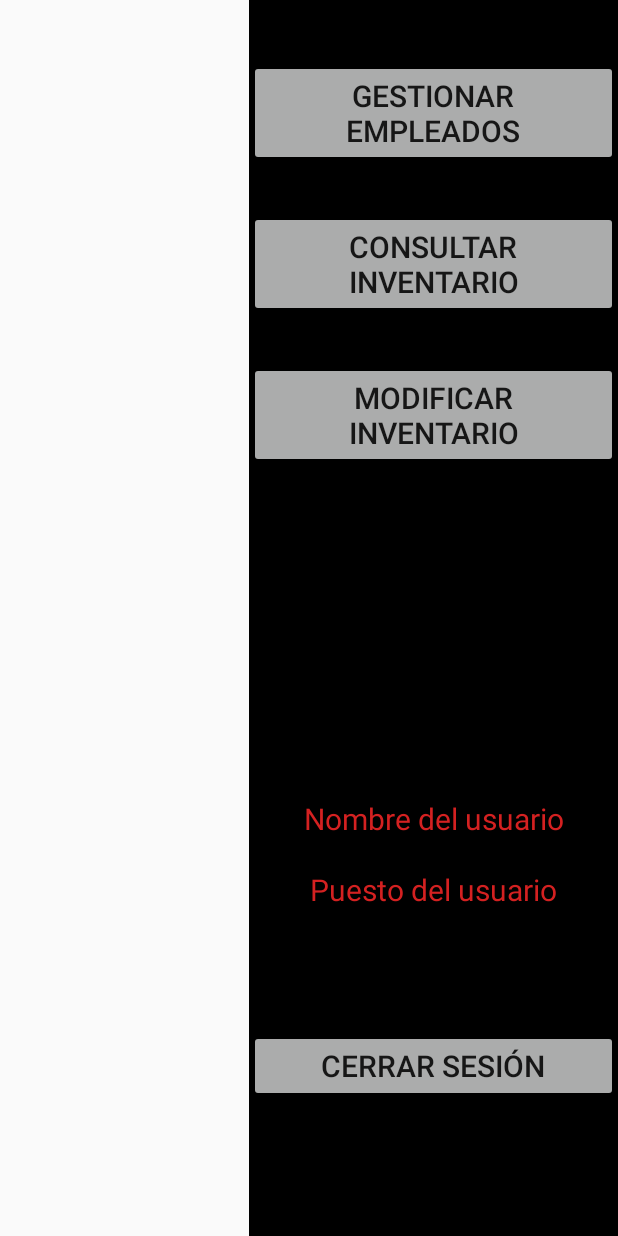
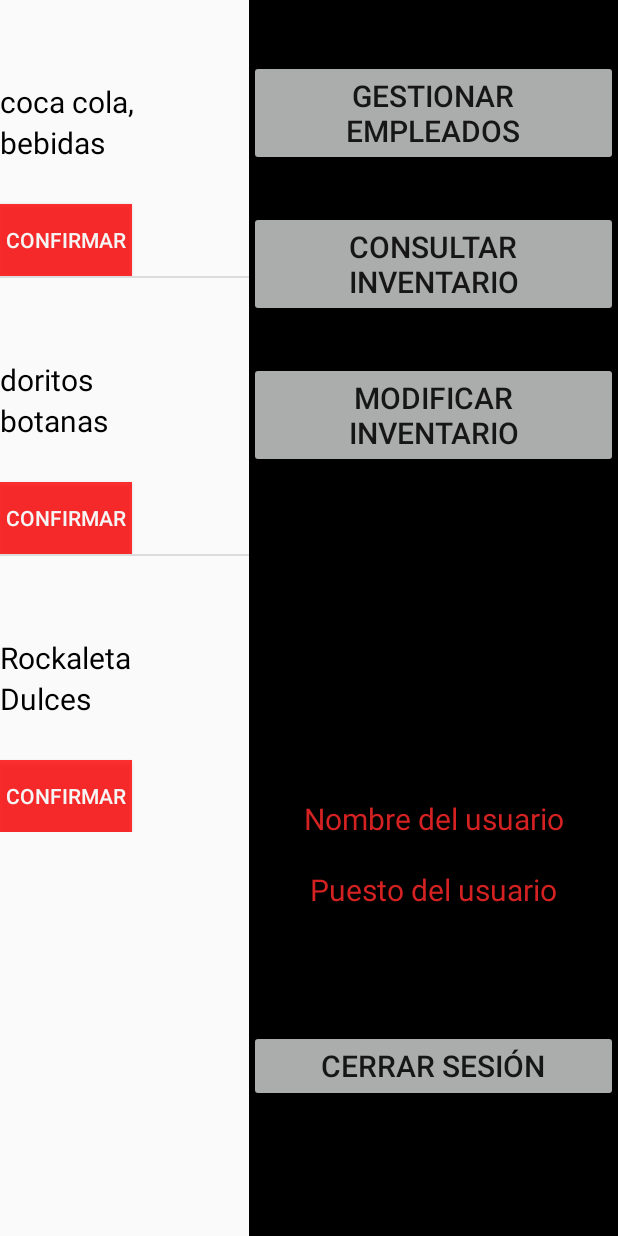
Before and after one commit to AdrianLeyva/CompraFacil, an Android app: the AdministradorActivity screen opened directly, with no data from a screen before it, on a phone screen of 412 x 824 dp. Run offline under Robolectric (Android 15) with nearby library versions, the phone set to English and light mode, and no system bars; 1 statement that could not run was skipped.

Commit message:
Actualización listView

```diff
--- a/app/src/main/java/comprafacil/myapp/root/comprafacil/AdministradorActivity.java
+++ b/app/src/main/java/comprafacil/myapp/root/comprafacil/AdministradorActivity.java
@@ -5,9 +5,17 @@ import android.os.Bundle;
 import android.view.Window;
 import android.view.WindowManager;
 import android.view.View;
+import android.widget.ListView;
+
+import java.util.ArrayList;
+
+import controller.AdapterListItemPedidos;
+import model.Producto;
 
 public class AdministradorActivity extends AppCompatActivity {
 
+    private AdapterListItemPedidos adapter;
+    private ListView list;
     @Override
     protected void onCreate(Bundle savedInstanceState) {
         super.onCreate(savedInstanceState);
@@ -15,10 +23,27 @@ public class AdministradorActivity extends AppCompatActivity {
         //Hacer la actividad FULLSCREEN
         this.requestWindowFeature(Window.FEATURE_NO_TITLE);
         getWindow().addFlags(WindowManager.LayoutParams.FLAG_FULLSCREEN);
+        setContentView(R.layout.activity_administrador);
 
-        setContentView(R.layout.activity_administrador);
+        //Inicializa el listView con los pedidos actuales
+        list = (ListView) findViewById(R.id.listView_Pedidos);
+        adapter = new AdapterListItemPedidos(this, getPedidos());
+        list.setAdapter(adapter);
+        adapter.notifyDataSetChanged();
     }
     public void cerrarSesion(View view){
         finish();
     }
+
+    public ArrayList<Producto> getPedidos(){
+        ArrayList<Producto> listaProductos = new ArrayList<>();
+        Producto pedido1 = new Producto("bebidas","coca cola,",2);
+        Producto pedido2 = new Producto("botanas","doritos",1);
+        Producto pedido3 = new Producto("Dulces","Rockaleta",4);
+        listaProductos.add(pedido1);
+        listaProductos.add(pedido2);
+        listaProductos.add(pedido3);
+
+        return listaProductos;
+    }
 }
--- /dev/null
+++ b/app/src/main/java/controller/AdapterListItemPedidos.java
@@ -0,0 +1,45 @@
+package controller;
+
+import android.app.Activity;
+import android.view.View;
+import android.view.ViewGroup;
+import android.widget.BaseAdapter;
+import java.util.ArrayList;
+
+import model.ListItemPedidos;
+import model.Producto;
+
+/**
+ * Created by leyva on 18/05/2016.
+ */
+public class AdapterListItemPedidos extends BaseAdapter {
+
+    private Activity activity;
+    private ArrayList<Producto> listaProductos;
+
+    public AdapterListItemPedidos(Activity activity, ArrayList<Producto> listaProductos){
+        this.activity = activity;
+        this.listaProductos = listaProductos;
+    }
+
+    @Override
+    public int getCount() {
+        return listaProductos.size();
+    }
+
+    @Override
+    public Object getItem(int position) {
+        return listaProductos.get(position);
+    }
+
+    @Override
+    public long getItemId(int position) {
+        return position;
+    }
+
+    @Override
+    public View getView(int position, View convertView, ViewGroup parent) {
+        ListItemPedidos listItemPedidos = new ListItemPedidos(activity, listaProductos.get(position));
+        return listItemPedidos;
+    }
+}
--- /dev/null
+++ b/app/src/main/java/model/ListItemPedidos.java
@@ -0,0 +1,42 @@
+package model;
+
+import android.content.Context;
+import android.widget.Button;
+import android.widget.LinearLayout;
+import android.view.LayoutInflater;
+import android.widget.TextView;
+
+import comprafacil.myapp.root.comprafacil.R;
+
+/**
+ * Created by leyva on 18/05/2016.
+ */
+public class ListItemPedidos extends LinearLayout {
+
+    private Producto producto;
+    private TextView textViewNombreProducto;
+    private TextView textViewCategoriaProducto;
+    private TextView textViewCantidadProductos;
+    private Button buttonConfirmar;
+
+    public ListItemPedidos(Context context, Producto producto) {
+        super(context);
+        this.producto = producto;
+        inicializar();
+    }
+
+    private void inicializar() {
+        String infService = Context.LAYOUT_INFLATER_SERVICE;
+        LayoutInflater li = (LayoutInflater) getContext().getSystemService(infService);
+        li.inflate(R.layout.list_item_pedidos, this, true);
+
+        textViewNombreProducto = (TextView) findViewById(R.id.textView_NombreProducto);
+        textViewCategoriaProducto = (TextView) findViewById(R.id.textView_CategoriaProducto);
+        textViewCantidadProductos = (TextView) findViewById(R.id.textView_CantidadProductos);
+        buttonConfirmar = (Button) findViewById(R.id.button_Confirmar);
+
+        textViewNombreProducto.setText(producto.getNombre());
+        textViewCategoriaProducto.setText(producto.getCategoria());
+        textViewCantidadProductos.setText(producto.getCantidad());
+    }
+}
--- a/app/src/main/java/model/Producto.java
+++ b/app/src/main/java/model/Producto.java
@@ -9,12 +9,32 @@ public class Producto {
     private String categoria;
     private String nombre;
     private float precio;
+    private int cantidad;
+
+    public Producto(String categoria, String nombre, float precio, int cantidad) {
+        this.categoria = categoria;
+        this.nombre = nombre;
+        this.precio = precio;
+        this.cantidad = cantidad;
+    }
+
+    public Producto(String categoria, String nombre, int cantidad) {
+        this.categoria = categoria;
+        this.nombre = nombre;
+        this.cantidad = cantidad;
+    }
 
     public Producto(String categoria, String nombre, float precio) {
         this.categoria = categoria;
         this.nombre = nombre;
         this.precio = precio;
     }
+
+    public Producto(String categoria, String nombre) {
+        this.categoria = categoria;
+        this.nombre = nombre;
+    }
+
 
     public String getCategoria() {
         return categoria;
@@ -40,5 +60,11 @@ public class Producto {
         this.precio = precio;
     }
 
+    public int getCantidad() {
+        return cantidad;
+    }
 
+    public void setCantidad(int cantidad) {
+        this.cantidad = cantidad;
+    }
 }
--- a/app/src/main/res/layout/activity_administrador.xml
+++ b/app/src/main/res/layout/activity_administrador.xml
@@ -26,7 +26,7 @@
                 <ListView
                     android:layout_width="wrap_content"
                     android:layout_height="wrap_content"
-                    android:id="@+id/listView" />
+                    android:id="@+id/listView_Pedidos" />
             </RelativeLayout>
         </LinearLayout>
 
--- /dev/null
+++ b/app/src/main/res/layout/list_item_pedidos.xml
@@ -0,0 +1,45 @@
+<?xml version="1.0" encoding="utf-8"?>
+<LinearLayout xmlns:android="http://schemas.android.com/apk/res/android"
+    android:orientation="vertical" android:layout_width="match_parent"
+    android:layout_height="match_parent">
+
+
+    <TextView
+        android:layout_width="wrap_content"
+        android:layout_height="wrap_content"
+        android:id="@+id/textView_NumeroPedido"
+        android:textSize="40sp"
+        android:textColor="#ff0000"/>
+
+
+    <TextView
+        android:layout_width="wrap_content"
+        android:layout_height="wrap_content"
+        android:id="@+id/textView_NombreProducto"
+        android:textSize="20sp"
+        android:textColor="#000000"
+        />
+
+    <TextView
+        android:layout_width="wrap_content"
+        android:layout_height="wrap_content"
+        android:id="@+id/textView_CategoriaProducto"
+        android:textSize="20sp"
+        android:textColor="#000000"/>
+
+    <TextView
+        android:layout_width="wrap_content"
+        android:layout_height="wrap_content"
+        android:id="@+id/textView_CantidadProductos"
+        android:textSize="20sp"
+        android:textColor="#000000"/>
+
+    <Button
+        android:layout_width="wrap_content"
+        android:layout_height="wrap_content"
+        android:id="@+id/button_Confirmar"
+        android:text="Confirmar"
+        android:background="#ff0000"
+        android:textColor="#ffffff"
+        android:alpha="0.8"/>
+</LinearLayout>
```
